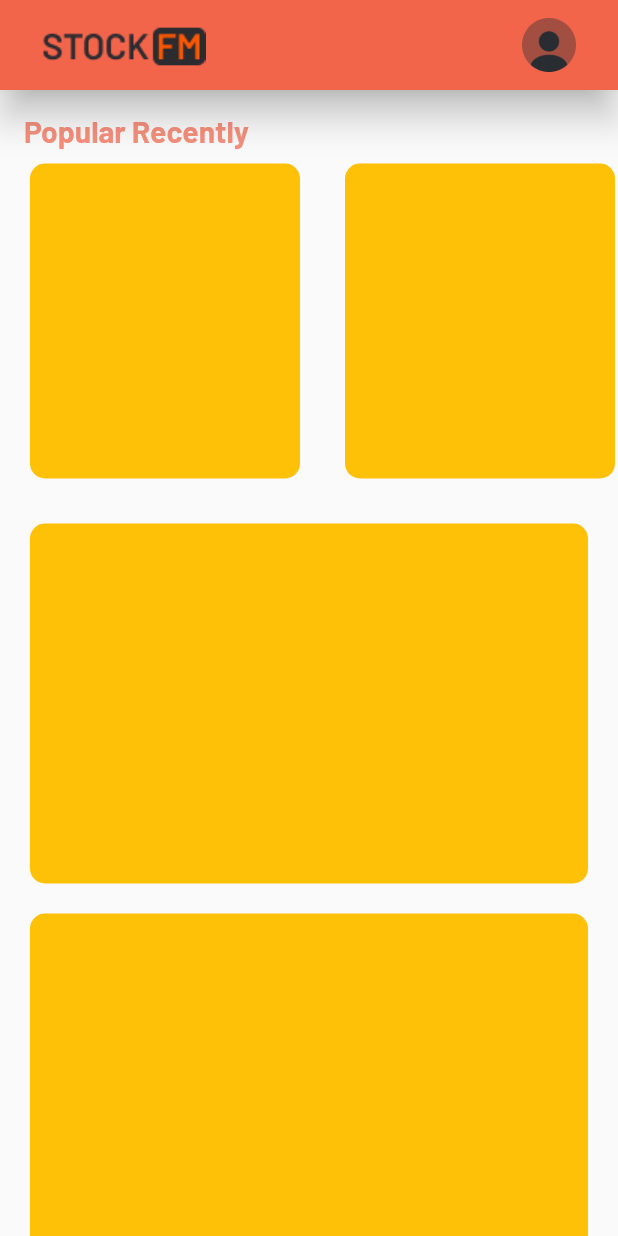
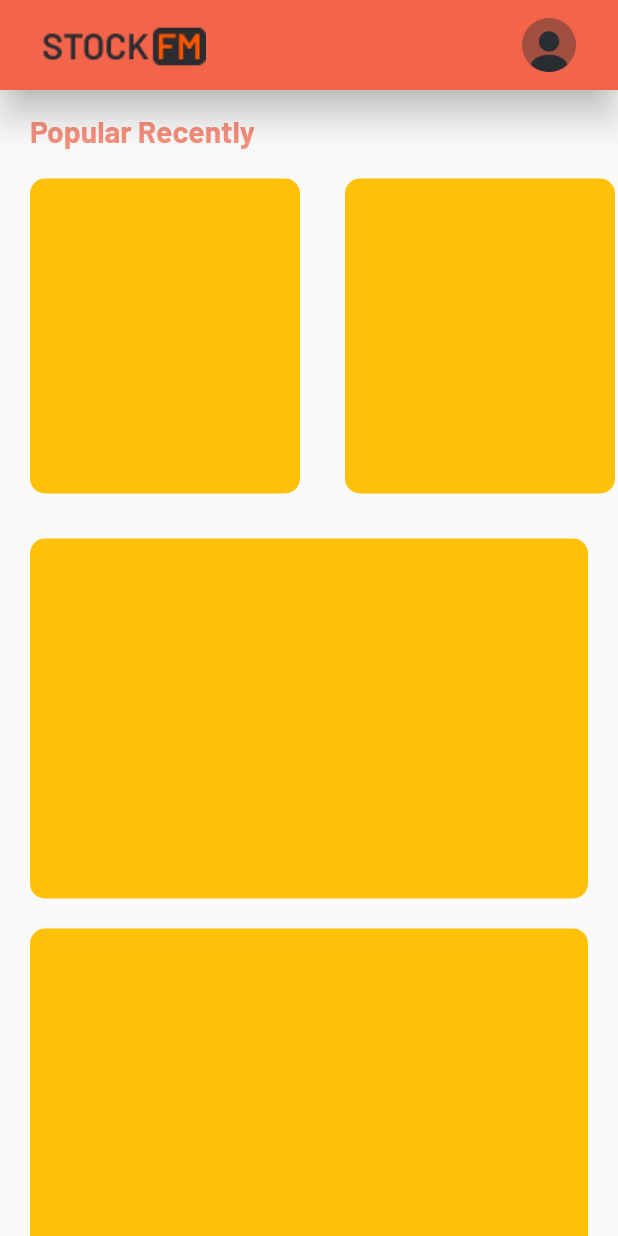
Before and after one commit to kecoaktempur/stock-fm, a Flutter app: the screen it shows after launch, on a phone screen of 412 x 824 dp. Run offline on Flutter 3.47's test engine with Material 2 defaults, Android fonts, the phone set to English and light mode, and no system bars.

Commit message:
Update main.dart

```diff
--- a/lib/main.dart
+++ b/lib/main.dart
@@ -33,7 +33,7 @@ class MyApp extends StatelessWidget {
               crossAxisAlignment: CrossAxisAlignment.start,
               children: [
                 Padding(
-                  padding: EdgeInsets.fromLTRB(16, 15, 0, 0),
+                  padding: EdgeInsets.fromLTRB(20, 15, 15, 10),
                   child: Text(
                     "Popular Recently",
                     style: TextStyle(
```
